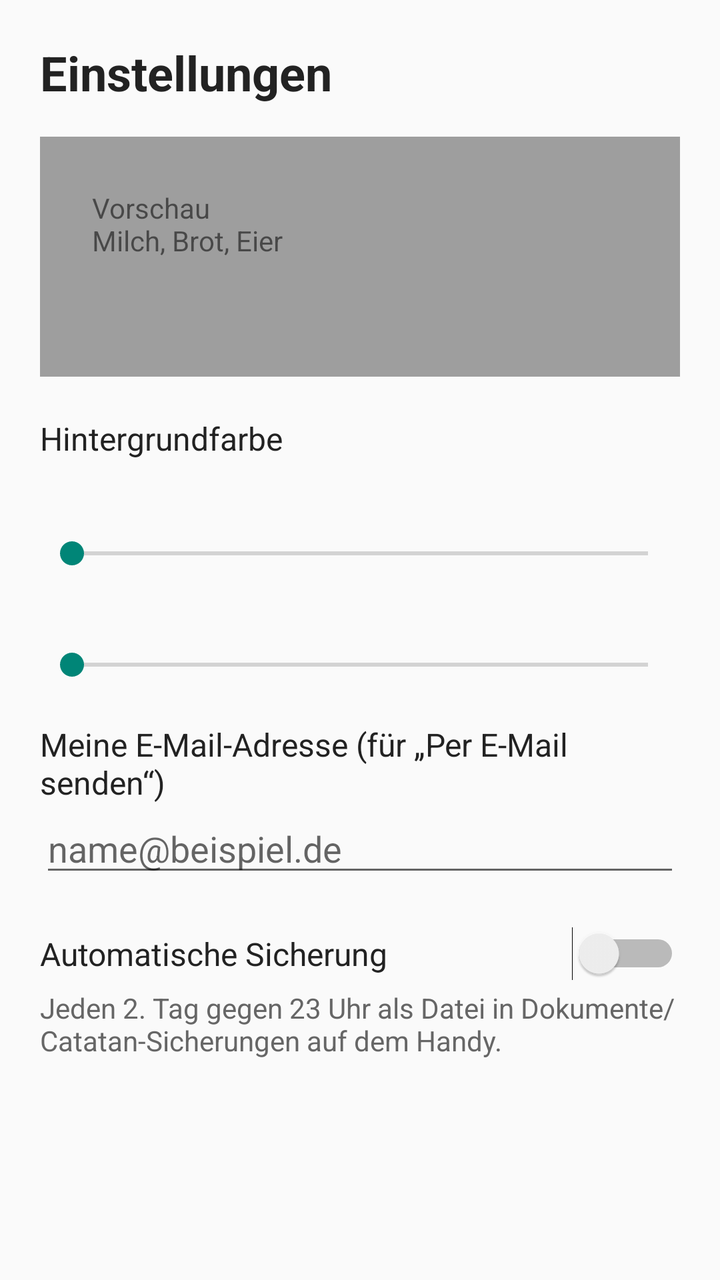
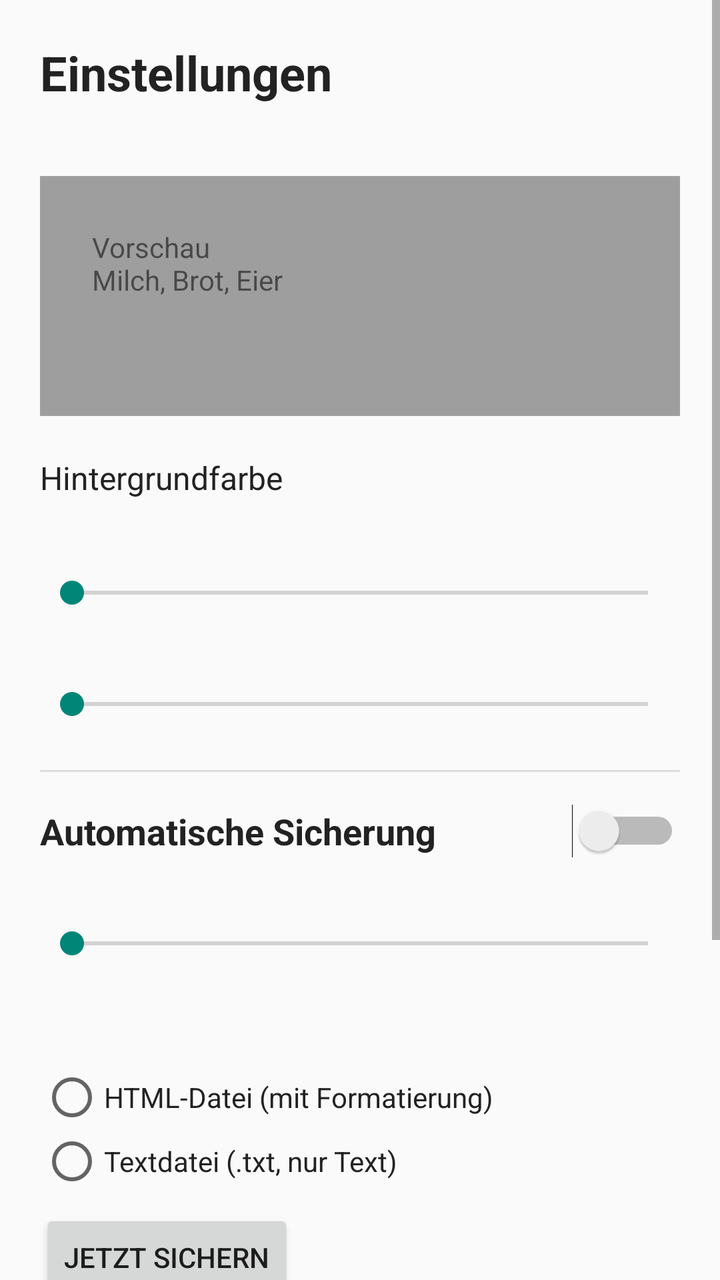

Screens rendered from an Android XML layout before and after an edit, with the pre-edit source and the edit as a unified diff.
<!-- AndroidManifest.xml: application theme AppTheme -->
<!-- res/layout/activity_settings.xml -->
<?xml version="1.0" encoding="utf-8"?>
<ScrollView xmlns:android="http://schemas.android.com/apk/res/android"
    android:layout_width="match_parent"
    android:layout_height="match_parent"
    android:background="#FAFAFA"
    android:fillViewport="true">

    <LinearLayout
        android:layout_width="match_parent"
        android:layout_height="wrap_content"
        android:orientation="vertical"
        android:padding="20dp">

        <TextView
            android:layout_width="wrap_content"
            android:layout_height="wrap_content"
            android:text="Einstellungen"
            android:textColor="#222222"
            android:textSize="24sp"
            android:textStyle="bold" />

        
        <FrameLayout
            android:layout_width="match_parent"
            android:layout_height="120dp"
            android:layout_marginTop="16dp"
            android:background="#9E9E9E"
            android:padding="12dp">

            <TextView
                android:id="@+id/preview"
                android:layout_width="match_parent"
                android:layout_height="match_parent"
                android:padding="14dp"
                android:text="Vorschau\nMilch, Brot, Eier" />
        </FrameLayout>

        <TextView
            android:layout_width="wrap_content"
            android:layout_height="wrap_content"
            android:layout_marginTop="20dp"
            android:text="Hintergrundfarbe"
            android:textColor="#222222"
            android:textSize="16sp" />

        <HorizontalScrollView
            android:layout_width="match_parent"
            android:layout_height="wrap_content"
            android:scrollbars="none">

            <LinearLayout
                android:id="@+id/swatch_row"
                android:layout_width="wrap_content"
                android:layout_height="wrap_content"
                android:orientation="horizontal" />
        </HorizontalScrollView>

        <TextView
            android:id="@+id/label_transp"
            android:layout_width="wrap_content"
            android:layout_height="wrap_content"
            android:layout_marginTop="16dp"
            android:textColor="#222222"
            android:textSize="16sp" />

        <SeekBar
            android:id="@+id/seek_transp"
            android:layout_width="match_parent"
            android:layout_height="wrap_content"
            android:max="90" />

        <TextView
            android:id="@+id/label_size"
            android:layout_width="wrap_content"
            android:layout_height="wrap_content"
            android:layout_marginTop="16dp"
            android:textColor="#222222"
            android:textSize="16sp" />

        <SeekBar
            android:id="@+id/seek_size"
            android:layout_width="match_parent"
            android:layout_height="wrap_content"
            android:max="20" />

        <TextView
            android:layout_width="wrap_content"
            android:layout_height="wrap_content"
            android:layout_marginTop="20dp"
            android:text="Meine E-Mail-Adresse (für „Per E-Mail senden“)"
            android:textColor="#222222"
            android:textSize="16sp" />

        <EditText
            android:id="@+id/edit_email"
            android:layout_width="match_parent"
            android:layout_height="wrap_content"
            android:hint="name@beispiel.de"
            android:importantForAutofill="no"
            android:inputType="textEmailAddress"
            android:textColor="#222222" />

        <Switch
            android:id="@+id/switch_backup"
            android:layout_width="match_parent"
            android:layout_height="wrap_content"
            android:layout_marginTop="20dp"
            android:text="Automatische Sicherung"
            android:textColor="#222222"
            android:textSize="16sp" />

        <TextView
            android:layout_width="wrap_content"
            android:layout_height="wrap_content"
            android:layout_marginTop="4dp"
            android:text="Jeden 2. Tag gegen 23 Uhr als Datei in Dokumente/Catatan-Sicherungen auf dem Handy."
            android:textColor="#666666"
            android:textSize="14sp" />

    </LinearLayout>
</ScrollView>
<!-- resources referenced by this layout -->
<resources>
  <style name="AppTheme" parent="@android:style/Theme.Material.Light.NoActionBar" />
</resources>

<!-- the commit's change to res/layout/activity_settings.xml (unified diff, before → after) -->
@@ -18,6 +18,14 @@
             android:textColor="#222222"
             android:textSize="24sp"
             android:textStyle="bold" />
+
+        <TextView
+            android:id="@+id/version_label"
+            android:layout_width="wrap_content"
+            android:layout_height="wrap_content"
+            android:layout_marginTop="2dp"
+            android:textColor="#777777"
+            android:textSize="13sp" />
 
         
         <FrameLayout
@@ -83,10 +91,98 @@
             android:layout_height="wrap_content"
             android:max="20" />
 
-        <TextView
-            android:layout_width="wrap_content"
-            android:layout_height="wrap_content"
-            android:layout_marginTop="20dp"
+        
+        <View
+            android:layout_width="match_parent"
+            android:layout_height="1dp"
+            android:layout_marginTop="24dp"
+            android:background="#DDDDDD" />
+
+        <Switch
+            android:id="@+id/switch_backup"
+            android:layout_width="match_parent"
+            android:layout_height="wrap_content"
+            android:layout_marginTop="16dp"
+            android:text="Automatische Sicherung"
+            android:textColor="#222222"
+            android:textSize="18sp"
+            android:textStyle="bold" />
+
+        <TextView
+            android:id="@+id/label_days"
+            android:layout_width="wrap_content"
+            android:layout_height="wrap_content"
+            android:layout_marginTop="12dp"
+            android:textColor="#222222"
+            android:textSize="16sp" />
+
+        <SeekBar
+            android:id="@+id/seek_days"
+            android:layout_width="match_parent"
+            android:layout_height="wrap_content"
+            android:max="13" />
+
+        <TextView
+            android:id="@+id/btn_time"
+            android:layout_width="wrap_content"
+            android:layout_height="48dp"
+            android:layout_marginTop="4dp"
+            android:background="?android:attr/selectableItemBackground"
+            android:clickable="true"
+            android:focusable="true"
+            android:gravity="center_vertical"
+            android:paddingStart="4dp"
+            android:paddingEnd="16dp"
+            android:textColor="#1565C0"
+            android:textSize="16sp" />
+
+        <RadioGroup
+            android:id="@+id/radio_format"
+            android:layout_width="match_parent"
+            android:layout_height="wrap_content"
+            android:orientation="vertical">
+
+            <RadioButton
+                android:id="@+id/fmt_html"
+                android:layout_width="wrap_content"
+                android:layout_height="wrap_content"
+                android:text="HTML-Datei (mit Formatierung)"
+                android:textColor="#222222" />
+
+            <RadioButton
+                android:id="@+id/fmt_txt"
+                android:layout_width="wrap_content"
+                android:layout_height="wrap_content"
+                android:text="Textdatei (.txt, nur Text)"
+                android:textColor="#222222" />
+        </RadioGroup>
+
+        <Button
+            android:id="@+id/btn_backup_now"
+            android:layout_width="wrap_content"
+            android:layout_height="wrap_content"
+            android:layout_marginTop="8dp"
+            android:text="Jetzt sichern" />
+
+        <TextView
+            android:layout_width="wrap_content"
+            android:layout_height="wrap_content"
+            android:layout_marginTop="8dp"
+            android:text="Gespeichert wird im Ordner Dokumente/Catatan-Sicherungen auf dem Handy. Für Google Drive: im Menü der Notiz „Sicherung speichern …“ wählen und dort Drive als Ablageort auswählen."
+            android:textColor="#666666"
+            android:textSize="14sp" />
+
+        
+        <View
+            android:layout_width="match_parent"
+            android:layout_height="1dp"
+            android:layout_marginTop="24dp"
+            android:background="#DDDDDD" />
+
+        <TextView
+            android:layout_width="wrap_content"
+            android:layout_height="wrap_content"
+            android:layout_marginTop="16dp"
             android:text="Meine E-Mail-Adresse (für „Per E-Mail senden“)"
             android:textColor="#222222"
             android:textSize="16sp" />
@@ -100,22 +196,5 @@
             android:inputType="textEmailAddress"
             android:textColor="#222222" />
 
-        <Switch
-            android:id="@+id/switch_backup"
-            android:layout_width="match_parent"
-            android:layout_height="wrap_content"
-            android:layout_marginTop="20dp"
-            android:text="Automatische Sicherung"
-            android:textColor="#222222"
-            android:textSize="16sp" />
-
-        <TextView
-            android:layout_width="wrap_content"
-            android:layout_height="wrap_content"
-            android:layout_marginTop="4dp"
-            android:text="Jeden 2. Tag gegen 23 Uhr als Datei in Dokumente/Catatan-Sicherungen auf dem Handy."
-            android:textColor="#666666"
-            android:textSize="14sp" />
-
     </LinearLayout>
 </ScrollView>
